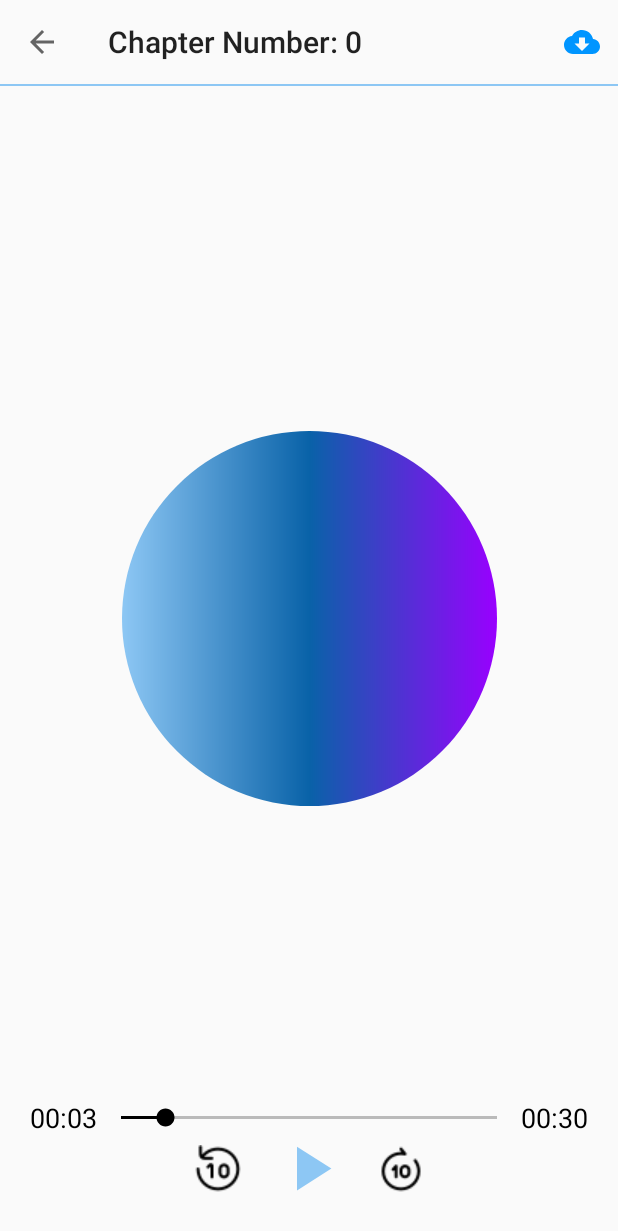
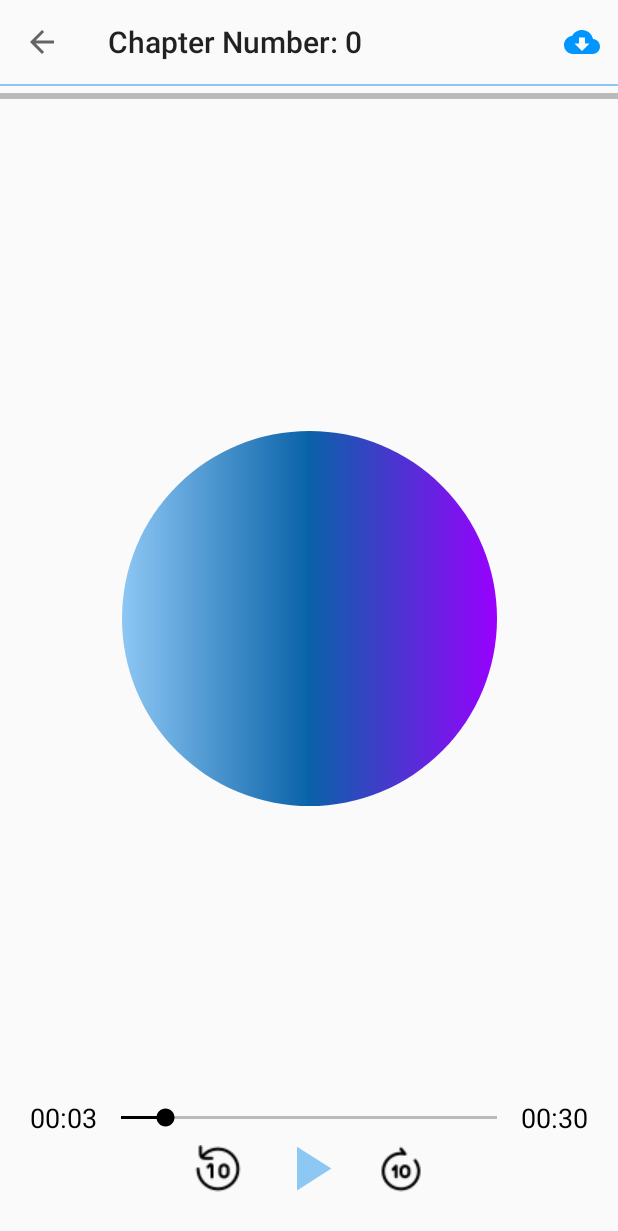
Before and after one commit to zeeshantaj/Quran_App, an Android app: the Play_Activity screen opened directly, with no data from a screen before it, after a tap on an icon or button, on a phone screen of 412 x 824 dp. Shown: the top 1231 px of the screen. Run offline under Robolectric (Android 15) with nearby library versions, the light colour scheme and no system bars; Roboto replaces fonts that are not available here; 1 other tap on this screen came first.

Commit message:
third5 Quran_App commit

```diff
--- a/app/src/main/java/com/example/quran_application/Audio/Play_Activity.java
+++ b/app/src/main/java/com/example/quran_application/Audio/Play_Activity.java
@@ -45,11 +45,13 @@ public class Play_Activity extends AppCompatActivity {
     private ProgressBar progressBar;
     private int total,chapterNumber;
     private String audioUrl,audioName,audioNumber;
-
+    private ProgressBar downloadProgressBar;
     @Override
     protected void onCreate(Bundle savedInstanceState) {
         super.onCreate(savedInstanceState);
         setContentView(R.layout.activity_play);
+
+        downloadProgressBar = findViewById(R.id.audioProgressDownload);
 
         Fade fade = new Fade();
         View decor = getWindow().getDecorView();
@@ -295,6 +297,7 @@ public class Play_Activity extends AppCompatActivity {
             Toast.makeText(this, "downoadclicked", Toast.LENGTH_SHORT).show();
             String destinationPath = "/path/to/save/audio.mp3"; // Change the destination path as needed
 
+            downloadProgressBar.setVisibility(View.VISIBLE);
             AudioDownloader audioDownloader = new AudioDownloader(this);
             audioNumber = String.valueOf(chapterNumber);
             audioDownloader.downloadAudio(audioUrl,audioNumber,audioName, new AudioDownloader.DownloadListener() {
@@ -306,6 +309,11 @@ public class Play_Activity extends AppCompatActivity {
                 @Override
                 public void onDownloadFailed(String errorMessage) {
 
+                }
+
+                @Override
+                public void onProgressUpdate(int progress) {
+                    downloadProgressBar.setProgress(progress,true);
                 }
             });
 
--- a/app/src/main/res/layout/activity_play.xml
+++ b/app/src/main/res/layout/activity_play.xml
@@ -14,6 +14,20 @@
         app:layout_constraintEnd_toEndOf="parent"
         app:layout_constraintStart_toStartOf="parent"
         app:layout_constraintTop_toTopOf="parent" />
+
+
+    <ProgressBar
+        android:id="@+id/audioProgressDownload"
+        android:layout_width="match_parent"
+        android:layout_height="wrap_content"
+        style="?android:attr/progressBarStyleHorizontal"
+        android:visibility="gone"
+        android:progressTint="@color/lightBlue"
+        android:progressBackgroundTint="@color/black"
+        app:layout_constraintTop_toBottomOf="@id/playTollBar"/>
+
+
+
 
     <ProgressBar
         android:id="@+id/myProgressBar"
```
Also changed, not shown: app/src/main/java/com/example/quran_application/Audio/AudioDownloader.java (+22 -0 lines), app/src/main/java/com/example/quran_application/Downloads/Download_Fragment.java (+4 -20 lines).
